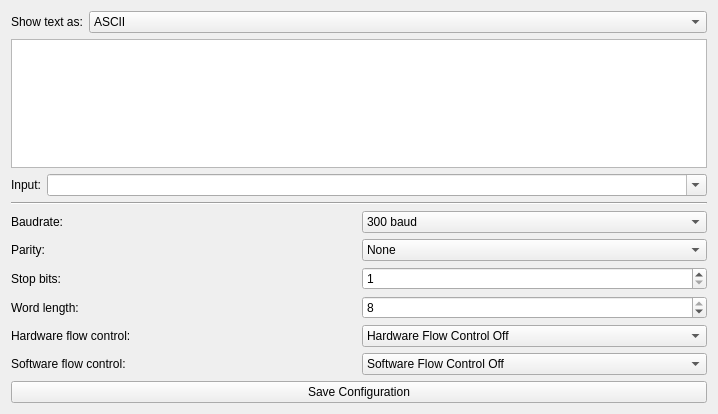
First picture: the form in src/brickv/plugin_system/plugins/rs232/ui/rs232.ui, repository Tinkerforge/brickv, before the edit.
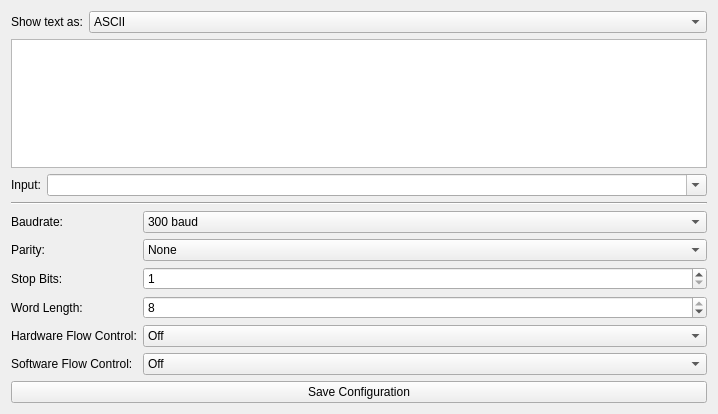
Second picture: the form after the edit.

Commit message:
rs232: Use better singals to detect configuration changes
Also clean up UI layout.

```diff
--- a/src/brickv/plugin_system/plugins/rs232/ui/rs232.ui
+++ b/src/brickv/plugin_system/plugins/rs232/ui/rs232.ui
@@ -119,14 +119,14 @@
      <item row="4" column="0">
       <widget class="QLabel" name="label_6">
        <property name="text">
-        <string>Hardware flow control:</string>
+        <string>Hardware Flow Control:</string>
        </property>
       </widget>
      </item>
      <item row="3" column="0">
       <widget class="QLabel" name="label">
        <property name="text">
-        <string>Word length:</string>
+        <string>Word Length:</string>
        </property>
       </widget>
      </item>
@@ -191,6 +191,12 @@
      </item>
      <item row="0" column="1">
       <widget class="QComboBox" name="baudrate_combobox">
+       <property name="sizePolicy">
+        <sizepolicy hsizetype="Preferred" vsizetype="Fixed">
+         <horstretch>1</horstretch>
+         <verstretch>0</verstretch>
+        </sizepolicy>
+       </property>
        <item>
         <property name="text">
          <string>300 baud</string>
@@ -261,7 +267,7 @@
      <item row="2" column="0">
       <widget class="QLabel" name="label_4">
        <property name="text">
-        <string>Stop bits:</string>
+        <string>Stop Bits:</string>
        </property>
       </widget>
      </item>
@@ -269,7 +275,7 @@
       <widget class="QComboBox" name="hardware_flowcontrol_combobox">
        <item>
         <property name="text">
-         <string>Hardware Flow Control Off</string>
+         <string>Off</string>
         </property>
        </item>
        <item>
@@ -282,7 +288,7 @@
      <item row="5" column="0">
       <widget class="QLabel" name="label_7">
        <property name="text">
-        <string>Software flow control:</string>
+        <string>Software Flow Control:</string>
        </property>
       </widget>
      </item>
@@ -290,7 +296,7 @@
       <widget class="QComboBox" name="software_flowcontrol_combobox">
        <item>
         <property name="text">
-         <string>Software Flow Control Off</string>
+         <string>Off</string>
         </property>
        </item>
        <item>
```
Left out of the diff: 25 changed lines with no effect on the pictures. The commit also changes 1 other file.
